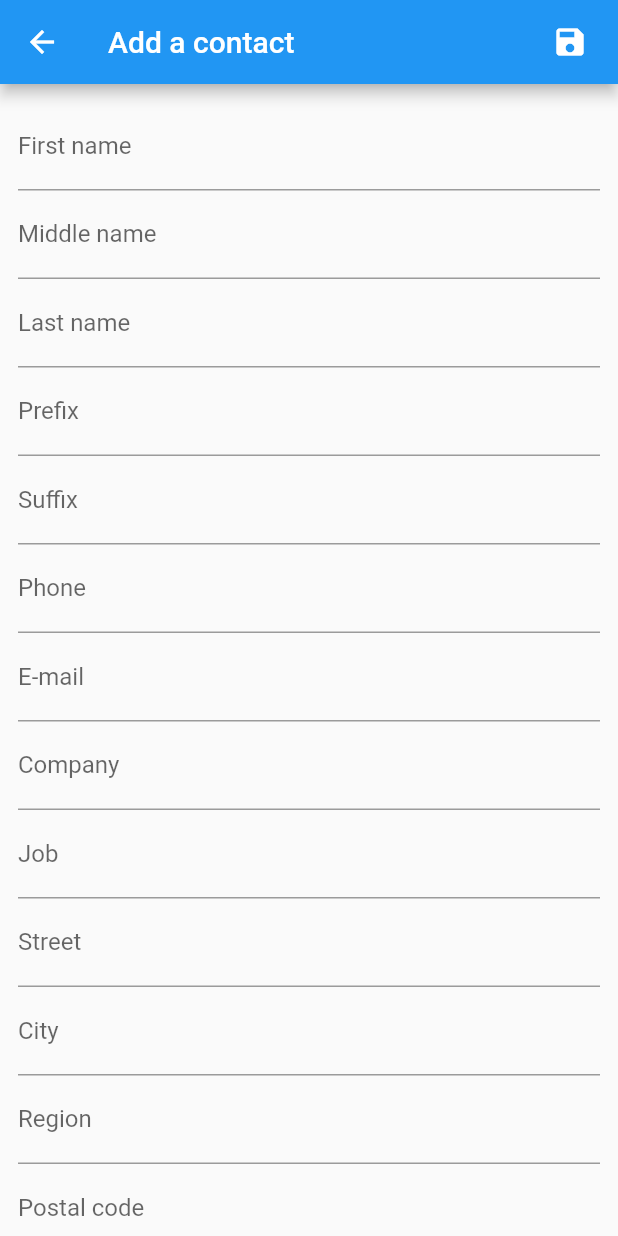
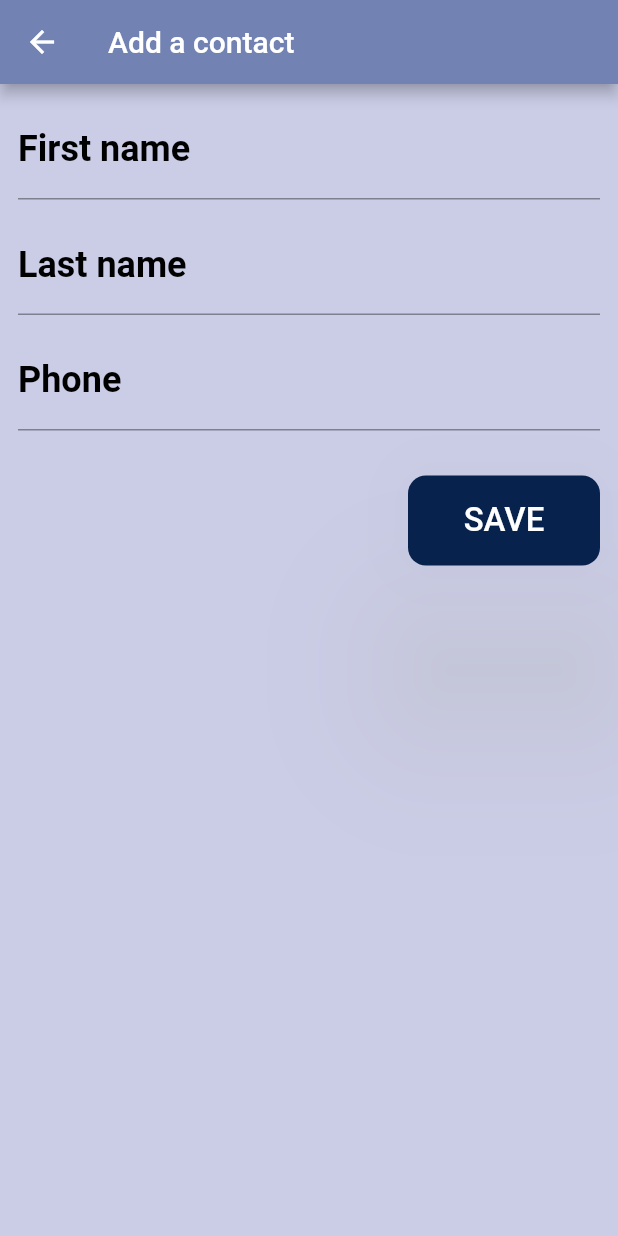
Before and after one commit to jahnavi2k/EldBud, a Flutter app: the AddContactPage screen opened by its route, on a phone screen of 412 x 824 dp. Run offline on Flutter 3.47's test engine with Material 2 defaults, Android fonts, the phone set to English and light mode, and no system bars; our stand-ins replace contacts_service, permission_handler; missing offline and left inert: app_settings, open_settings, system_settings; Roboto replaces fonts that are missing (Mon); project files that could hold a hidden picture were left out.

Commit message:
Modified some pages.

```diff
--- a/lib/contact_list_page.dart
+++ b/lib/contact_list_page.dart
@@ -45,19 +45,10 @@ class _ContactListListPageState extends State<ContactListListPage> {
     @override
     Widget build(BuildContext context) {
       return Scaffold(
+        backgroundColor: Color(0xffCBCDE7),
         appBar: AppBar(
+          backgroundColor: Color(0xff7283B3),
           title: Text("Add a contact"),
-          actions: <Widget>[
-            TextButton(
-              onPressed: () {
-                _formKey.currentState!.save();
-                contact.postalAddresses = [address];
-                ContactsService.addContact(contact);
-                Navigator.of(context).pop();
-               },
-             child: Icon(Icons.save, color: Colors.white),
-            )
-           ],
           ),
           body: Container(
             padding: EdgeInsets.all(12.0),
@@ -66,64 +57,87 @@ class _ContactListListPageState extends State<ContactListListPage> {
               child: ListView(
                 children: <Widget>[
                   TextFormField(
-                    decoration: const InputDecoration(labelText: 'First name'),
+                    decoration: const InputDecoration(
+                        labelText: 'First name',
+                        labelStyle: TextStyle(
+                            fontSize: 24.0,
+                            color: Colors.black,
+                            fontWeight: FontWeight.bold,
+                            fontFamily: 'Mon',
+                        ),
+                    ),
                     onSaved: (v) => contact.givenName = v,
                    ),
-                  TextFormField(
-                    decoration: const InputDecoration(labelText: 'Middle name'),
-                    onSaved: (v) => contact.middleName = v,
+                  Padding(
+                    padding: const EdgeInsets.fromLTRB(0.0, 12.0, 0.0, 0.0),
+                    child: TextFormField(
+                      decoration: const InputDecoration(
+                          labelText: 'Last name',
+                        labelStyle: TextStyle(
+                          fontSize: 24.0,
+                          color: Colors.black,
+                          fontWeight: FontWeight.bold,
+                          fontFamily: 'Mon',
                         ),
-                  TextFormField(
-                    decoration: const InputDecoration(labelText: 'Last name'),
+                      ),
                       onSaved: (v) => contact.familyName = v,
                      ),
-                  TextFormField(
-                    decoration: const InputDecoration(labelText: 'Prefix'),
-                    onSaved: (v) => contact.prefix = v,
                   ),
-                  TextFormField(
-                    decoration: const InputDecoration(labelText: 'Suffix'),
-                    onSaved: (v) => contact.suffix = v,
+                  Padding(
+                    padding: const EdgeInsets.fromLTRB(0.0, 12.0, 0.0, 0.0),
+                    child: TextFormField(
+                      decoration: const InputDecoration(
+                          labelText: 'Phone',
+                        labelStyle: TextStyle(
+                          fontSize: 24.0,
+                          color: Colors.black,
+                          fontWeight: FontWeight.bold,
+                          fontFamily: 'Mon',
                         ),
-                  TextFormField(
-                    decoration: const InputDecoration(labelText: 'Phone'),
+                      ),
                       onSaved: (v) =>
                       contact.phones = [Item(label: "mobile", value: v)],
                       keyboardType: TextInputType.phone,
                      ),
-                  TextFormField(
-                    decoration: const InputDecoration(labelText: 'E-mail'),
-                    onSaved: (v) =>
-                    contact.emails = [Item(label: "work", value: v)],
-                    keyboardType: TextInputType.emailAddress,
                   ),
-                  TextFormField(
-                    decoration: const InputDecoration(labelText: 'Company'),
-                    onSaved: (v) => contact.company = v,
+                  Padding(
+                    padding: const EdgeInsets.fromLTRB(260.0, 30.0, 0.0, 0.0),
+                    child: ElevatedButton(
+                      onPressed: () {
+                        _formKey.currentState!.save();
+                        contact.postalAddresses = [address];
+                        ContactsService.addContact(contact);
+                          final snackBar = SnackBar(
+                            content: const Text(
+                                'Yay!  Your Contact Is Saved.',
+                              style: TextStyle(
+                                fontSize: 22.0,
+                                fontFamily: 'Osw',
+
                               ),
-                  TextFormField(
-                    decoration: const InputDecoration(labelText: 'Job'),
-                    onSaved: (v) => contact.jobTitle = v,
                             ),
-                  TextFormField(
-                    decoration: const InputDecoration(labelText: 'Street'),
-                    onSaved: (v) => address.street = v,
+                          );
+                          ScaffoldMessenger.of(context).showSnackBar(snackBar);
+                      },
+                      child: Text(
+                        "SAVE",
+                        style: TextStyle(
+                          fontSize: 22.0,
+                          fontFamily: 'Mon',
+
                         ),
-                  TextFormField(
-                    decoration: const InputDecoration(labelText: 'City'),
-                    onSaved: (v) => address.city = v,
                     ),
-                  TextFormField(
-                    decoration: const InputDecoration(labelText: 'Region'),
-                    onSaved: (v) => address.region = v,
+                      style: ElevatedButton.styleFrom(
+                        fixedSize: Size(40.0,60.0),
+                        primary: Color(0xFF07224C),
+                        onPrimary: Color(0XFFFFFFFF),
+                        shadowColor: Colors.grey[100],
+                        elevation: 50.0,
+                        shape: RoundedRectangleBorder(
+                          borderRadius: BorderRadius.circular(12.0),
                         ),
-                  TextFormField(
-                    decoration: const InputDecoration(labelText: 'Postal code'),
-                    onSaved: (v) => address.postcode = v,
                       ),
-                  TextFormField(
-                    decoration: const InputDecoration(labelText: 'Country'),
-                    onSaved: (v) => address.country = v,
+                    ),
                   ),
                  ],
                ),
--- a/lib/pages/questions.dart
+++ b/lib/pages/questions.dart
@@ -61,7 +61,7 @@ class _QuestionsState extends State<Questions> {
 
   @override
   Widget build(BuildContext context) {
-    String toLaunch = 'https://www.youtube.com/';
+    String toLaunch = 'www.youtube.com';
     return  Scaffold(
       backgroundColor: Color(0xffcbcde7),
       body: CupertinoScrollbar(
@@ -280,7 +280,7 @@ class _QuestionsState extends State<Questions> {
                       ),
                     ),
                     onPressed: () {
-                      Navigator.pushReplacementNamed(context, 'phone');
+                      Navigator.pushNamed(context, 'phone');
                     },
                     style: ElevatedButton.styleFrom(
                       fixedSize: Size(140.0,60.0),
```
Lines whose indentation alone changed are shown as unchanged.
